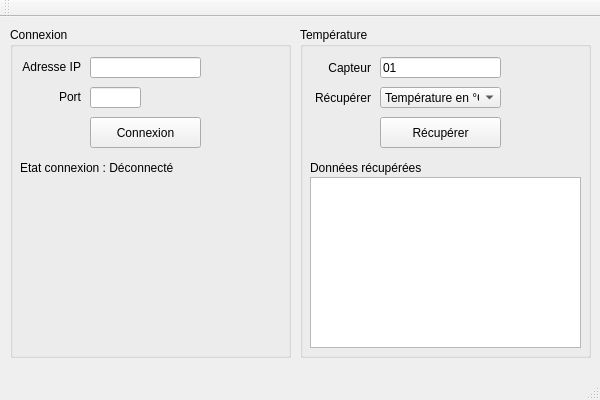
Before: the Qt Designer form Client TCP-IP/ClientTCPIP.ui in YannFauquembergue/Client-Serveur-TCP-IP, drawn with Qt 5.
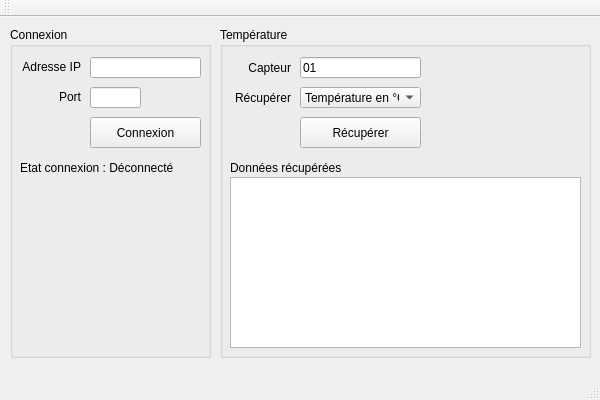
After: the same form once the commit is applied.

Commit message: Indication IP, remodélisation de l'interface client

Patch:
```diff
--- a/Client TCP-IP/ClientTCPIP.ui
+++ b/Client TCP-IP/ClientTCPIP.ui
@@ -17,9 +17,9 @@
    <widget class="QGroupBox" name="tempGroup">
     <property name="geometry">
      <rect>
-      <x>300</x>
+      <x>220</x>
       <y>10</y>
-      <width>291</width>
+      <width>371</width>
       <height>331</height>
      </rect>
     </property>
@@ -130,7 +130,7 @@
       <rect>
        <x>10</x>
        <y>150</y>
-       <width>271</width>
+       <width>351</width>
        <height>171</height>
       </rect>
      </property>
@@ -141,7 +141,7 @@
      <rect>
       <x>10</x>
       <y>10</y>
-      <width>281</width>
+      <width>201</width>
       <height>331</height>
      </rect>
     </property>
```
The commit also changes 3 other files.
